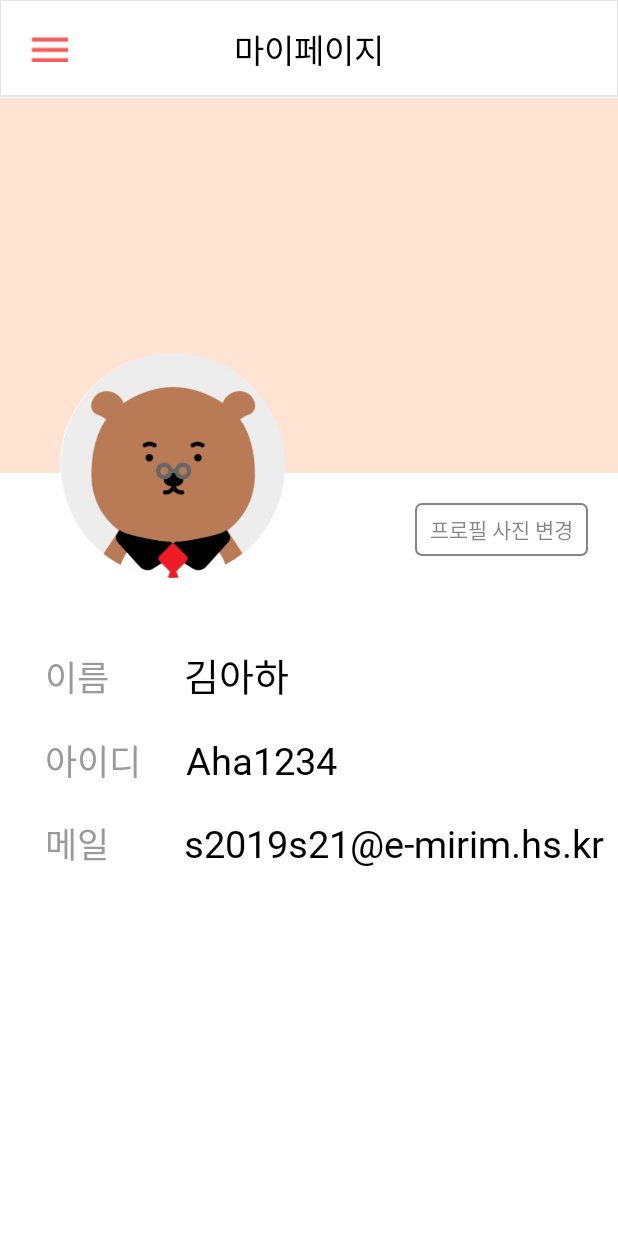
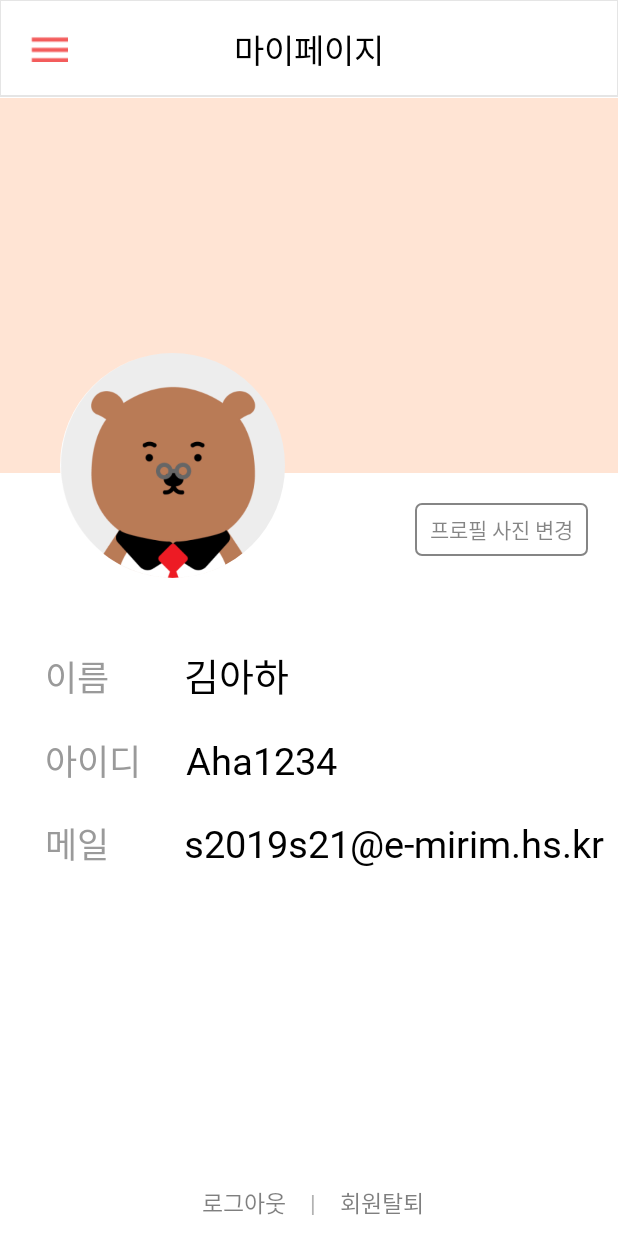
Before and after one commit to ccomangi2/A-ha-Android, an Android app: the MypageActivity screen opened directly, with no data from a screen before it, on a phone screen of 412 x 824 dp. Run offline under Robolectric (Android 15) with nearby library versions, the phone set to English and light mode, and no system bars; our stand-ins replace CircleImageView.

Commit message:
마이페이지 로그아웃, 회원탈퇴 버튼 추가

```diff
--- a/app/src/main/java/com/example/a_ha_main/MypageActivity.kt
+++ b/app/src/main/java/com/example/a_ha_main/MypageActivity.kt
@@ -27,6 +27,8 @@ class MypageActivity : AppCompatActivity() {
         var name_textview = findViewById(R.id.name_textview) as TextView // 이름
         var id_textview = findViewById(R.id.id_textview) as TextView // 아이디
         var email_textview = findViewById(R.id.email_textview) as TextView // 이메일
+        var main_logout_btn = findViewById(R.id.main_logout_btn) as Button // 로그아웃 버튼
+        var main_out_btn = findViewById(R.id.main_out_btn) as Button // 회원탈퇴 버튼
 
         menu_btn.setOnClickListener {
             if (menu_view.visibility == View.GONE) {
--- a/app/src/main/res/layout/activity_mypage.xml
+++ b/app/src/main/res/layout/activity_mypage.xml
@@ -150,6 +150,50 @@
                 android:textSize="25sp"
                 android:fontFamily="@font/regular"
                 android:text="s2019s21@e-mirim.hs.kr" />
+        </LinearLayout>
+
+        <LinearLayout
+            android:layout_width="wrap_content"
+            android:layout_height="wrap_content"
+            android:layout_alignParentBottom="true"
+            android:layout_centerHorizontal="true"
+            android:layout_gravity="bottom|center"
+            android:layout_marginTop="200dp"
+            android:orientation="horizontal">
+
+            <Button
+                android:id="@+id/main_logout_btn"
+                android:layout_width="wrap_content"
+                android:layout_height="wrap_content"
+                android:layout_marginLeft="5dp"
+                android:background="@drawable/button_sub_custom"
+                android:fontFamily="@font/medium"
+                android:text="로그아웃"
+                android:textColor="#80000000"
+                android:textSize="15sp" />
+
+            <TextView
+                android:id="@+id/stextView3"
+                android:layout_width="wrap_content"
+                android:layout_height="wrap_content"
+                android:layout_gravity="center|center_horizontal|center_vertical"
+                android:fontFamily="@font/medium"
+                android:gravity="center"
+                android:text="|"
+                android:textColor="#4D000000"
+                android:textSize="15sp" />
+
+            <Button
+                android:id="@+id/main_out_btn"
+                android:layout_width="wrap_content"
+                android:layout_height="wrap_content"
+                android:layout_gravity="right"
+                android:background="@drawable/button_sub_custom"
+                android:fontFamily="@font/medium"
+                android:foregroundGravity="right"
+                android:text="회원탈퇴"
+                android:textColor="#80000000"
+                android:textSize="15sp" />
         </LinearLayout>
     </LinearLayout>
 
```
